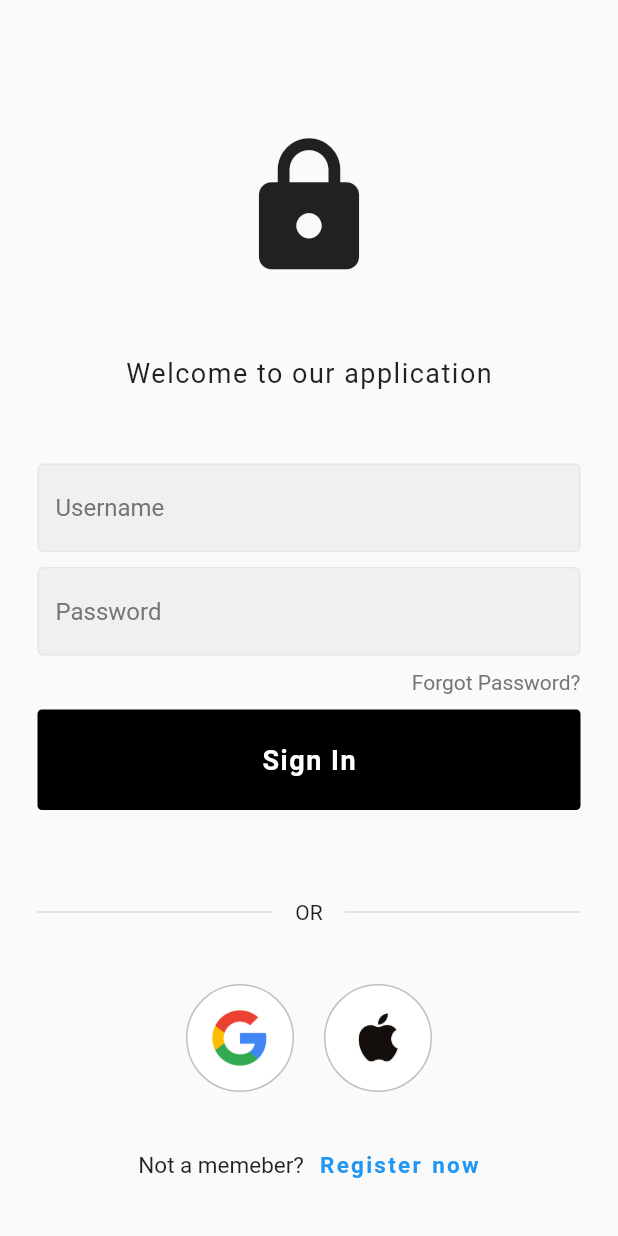
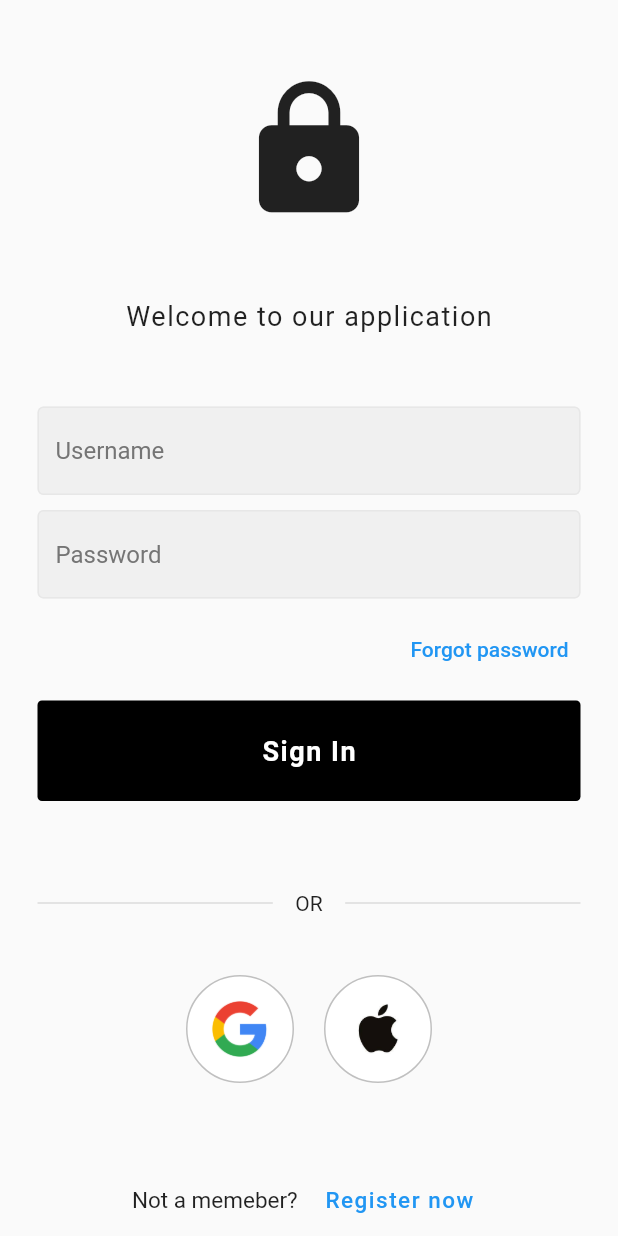
Before and after one commit to Python-Django-Projects/query_posts, a Flutter app: the screen it shows after launch, on a phone screen of 412 x 824 dp. Run offline on Flutter 3.47's test engine with Material 2 defaults, Android fonts, the phone set to English and light mode, and no system bars; our stand-ins replace get.

Commit message:
reset password page is done!

```diff
--- a/lib/pages/login_page.dart
+++ b/lib/auth/login_page.dart
@@ -1,6 +1,9 @@
 // ignore_for_file: prefer_const_constructors
 
 import 'package:flutter/material.dart';
+import 'package:get/route_manager.dart';
+import 'package:query_posts/auth/forgot_password.dart';
+import 'package:query_posts/auth/register_page.dart';
 import 'package:query_posts/components/my_button.dart';
 import 'package:query_posts/components/my_textfield.dart';
 import 'package:query_posts/components/squre_tile.dart';
@@ -50,9 +53,11 @@ class LoginPage extends StatelessWidget {
                 child: Row(
                   mainAxisAlignment: MainAxisAlignment.end,
                   children: [
-                    Text(
-                      'Forgot Password?',
-                      style: TextStyle(color: Colors.grey[600]),
+                    TextButton(
+                      onPressed: () {
+                        Get.to(ForgotPassword());
+                      },
+                      child: Text('Forgot password'),
                     ),
                   ],
                 ),
@@ -91,23 +96,23 @@ class LoginPage extends StatelessWidget {
                   SqureTile(imagePath: 'assets/images/apple.jpeg'),
                 ],
               ),
-              SizedBox(height: 40),
+              Expanded(child: SizedBox(height: double.infinity)),
               Row(
                 mainAxisAlignment: MainAxisAlignment.center,
-                children: const [
+                children: [
                   Text(
                     'Not a memeber?',
                     style: TextStyle(fontSize: 15),
                   ),
                   SizedBox(width: 10),
-                  Text(
-                    'Register now',
-                    style: TextStyle(
-                        wordSpacing: 1,
-                        letterSpacing: 1.5,
-                        fontSize: 15,
-                        color: Colors.blue,
-                        fontWeight: FontWeight.bold),
+                  TextButton(
+                    onPressed: () {
+                      Get.to(Registration());
+                    },
+                    child: Text(
+                      'Register now',
+                      style: TextStyle(fontSize: 15, letterSpacing: 1),
+                    ),
                   )
                 ],
               )
--- a/lib/main.dart
+++ b/lib/main.dart
@@ -1,13 +1,15 @@
 import 'package:flutter/material.dart';
-import 'package:query_posts/pages/login_page.dart';
-import 'package:firebase_core/firebase_core.dart';
-import 'firebase_options.dart';
+import 'package:get/route_manager.dart';
+import 'package:query_posts/auth/login_page.dart';
+import 'package:query_posts/auth/register_page.dart';
+// import 'package:firebase_core/firebase_core.dart';
+// import 'firebase_options.dart';
 
-void main() async {
-  WidgetsFlutterBinding.ensureInitialized();
-  await Firebase.initializeApp(
-    options: DefaultFirebaseOptions.currentPlatform,
-  );
+void main()  {
+  // WidgetsFlutterBinding.ensureInitialized();
+  // await Firebase.initializeApp(
+  //   options: DefaultFirebaseOptions.currentPlatform,
+
   runApp(const MyApp());
 }
 
@@ -16,7 +18,7 @@ class MyApp extends StatelessWidget {
 
   @override
   Widget build(BuildContext context) {
-    return MaterialApp(
+    return  GetMaterialApp(
       debugShowCheckedModeBanner: false,
       home: LoginPage(),
     );
--- a/pubspec.yaml
+++ b/pubspec.yaml
@@ -35,7 +35,7 @@ dependencies:
   # The following adds the Cupertino Icons font to your application.
   # Use with the CupertinoIcons class for iOS style icons.
   cupertino_icons: ^1.0.2
-  firebase_core: ^2.10.0
+  get: ^4.6.5
 
 dev_dependencies:
   flutter_test:
@@ -63,6 +63,7 @@ flutter:
   assets:
     - assets/images/
 
+
   # An image asset can refer to one or more resolution-specific "variants", see
   # https://flutter.dev/assets-and-images/#resolution-aware
 
```
Also changed, not shown: lib/auth/forgot_password.dart (added, +85 -0 lines), lib/auth/register_page.dart (added, +30 -0 lines), lib/firebase_options.dart, pubspec.lock, 1 other file.
